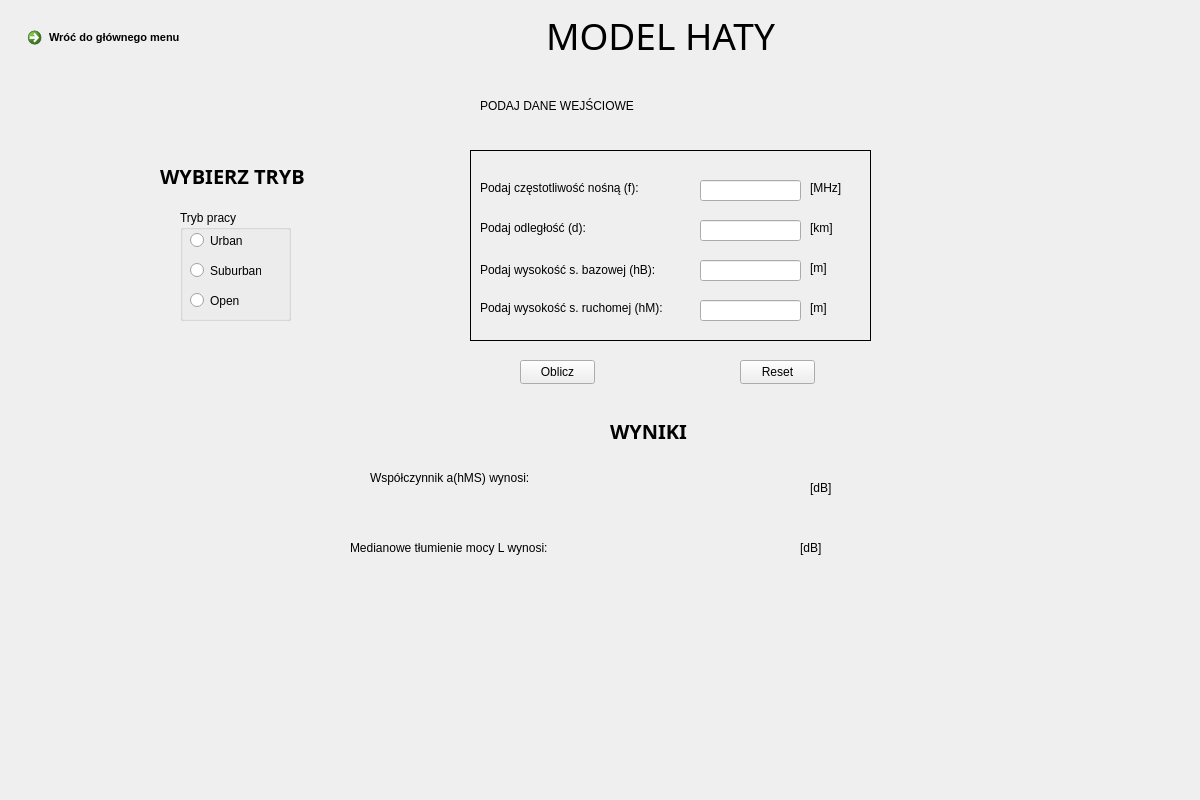
Above: UI/model_haty2.ui from lukaszbladziak5/ICalcThis before the change. Below: the same form after it.
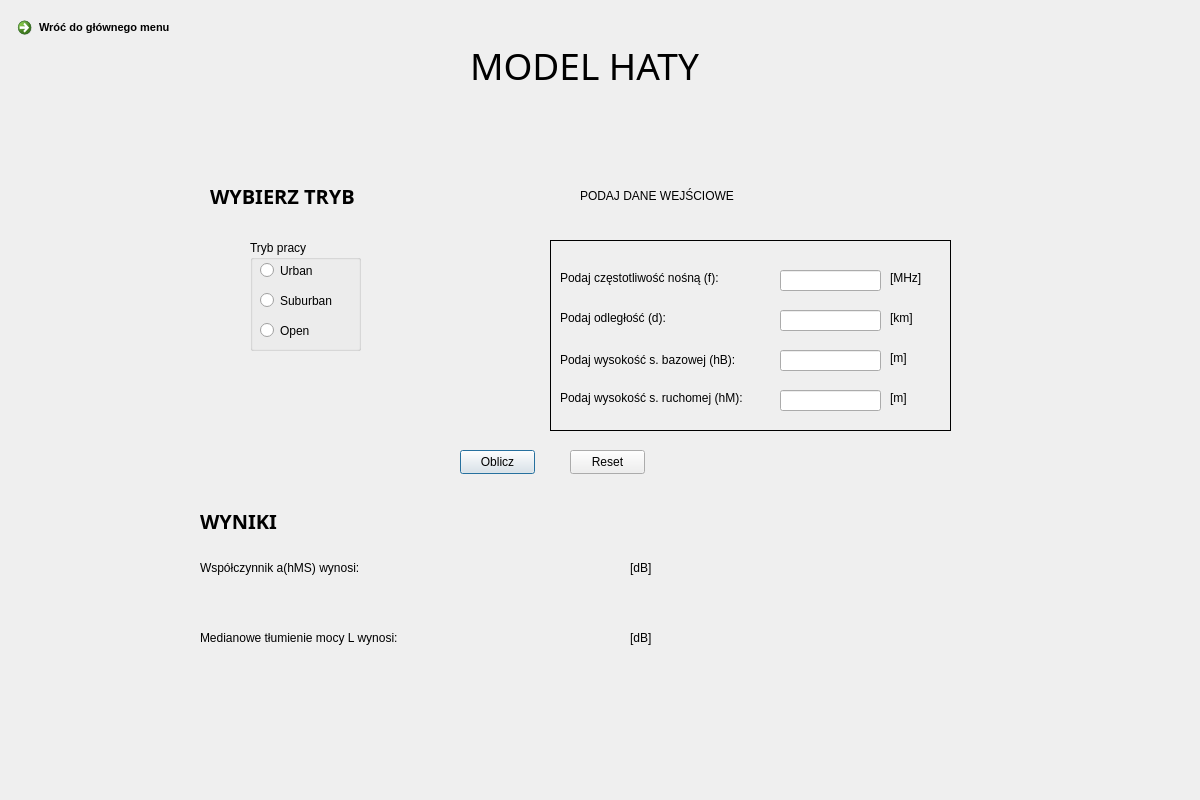
That is the form after the change.

Commit message: Aktualizacja UI Modelu Haty i częściowa poprawa implementacji (jest jeszcze trochę do poprawy).

The edit to the form file:
```diff
--- a/UI/model_haty2.ui
+++ b/UI/model_haty2.ui
@@ -13,7 +13,7 @@
   <property name="windowTitle">
    <string>Dialog</string>
   </property>
-  <widget class="QWidget" name="widget" native="true">
+  <widget class="QWidget" name="Model_Haty" native="true">
    <property name="geometry">
     <rect>
      <x>0</x>
@@ -22,171 +22,78 @@
      <height>800</height>
     </rect>
    </property>
-   <widget class="QFrame" name="frame">
+   <property name="styleSheet">
+    <string notr="true">QWidget#Model_Haty{
+background-color:qlineargradient(spread:pad, x1:0, y1:0, x2:1, y2:1, stop:0 rgba(179, 204, 117, 255), stop:1 rgba(255, 255, 255, 255))};</string>
+   </property>
+   <widget class="QLabel" name="tekst_glowny">
     <property name="geometry">
      <rect>
       <x>470</x>
-      <y>150</y>
-      <width>401</width>
-      <height>191</height>
+      <y>40</y>
+      <width>301</width>
+      <height>51</height>
      </rect>
     </property>
-    <property name="frameShape">
-     <enum>QFrame::Box</enum>
+    <property name="font">
+     <font>
+      <family>MS Gothic</family>
+      <pointsize>28</pointsize>
+      <italic>false</italic>
+      <bold>false</bold>
+     </font>
     </property>
-    <property name="frameShadow">
-     <enum>QFrame::Plain</enum>
+    <property name="styleSheet">
+     <string notr="true">font: 28pt &quot;MS Gothic&quot;;</string>
     </property>
-    <widget class="QLineEdit" name="v_input">
-     <property name="geometry">
-      <rect>
-       <x>230</x>
-       <y>30</y>
-       <width>101</width>
-       <height>21</height>
-      </rect>
-     </property>
-    </widget>
-    <widget class="QLineEdit" name="d_input">
-     <property name="geometry">
-      <rect>
-       <x>230</x>
-       <y>70</y>
-       <width>101</width>
-       <height>21</height>
-      </rect>
-     </property>
-    </widget>
-    <widget class="QLineEdit" name="hB_input">
-     <property name="geometry">
-      <rect>
-       <x>230</x>
-       <y>110</y>
-       <width>101</width>
-       <height>21</height>
-      </rect>
-     </property>
-    </widget>
-    <widget class="QLineEdit" name="hM_input">
-     <property name="geometry">
-      <rect>
-       <x>230</x>
-       <y>150</y>
-       <width>101</width>
-       <height>21</height>
-      </rect>
-     </property>
-    </widget>
-    <widget class="QLabel" name="v_tekst">
-     <property name="geometry">
-      <rect>
-       <x>10</x>
-       <y>30</y>
-       <width>191</width>
-       <height>16</height>
-      </rect>
-     </property>
-     <property name="text">
-      <string>Podaj częstotliwość nośną (f):</string>
-     </property>
-    </widget>
-    <widget class="QLabel" name="MHz_tekst">
-     <property name="geometry">
-      <rect>
-       <x>340</x>
-       <y>30</y>
-       <width>49</width>
-       <height>16</height>
-      </rect>
-     </property>
-     <property name="text">
-      <string>[MHz]</string>
-     </property>
-    </widget>
-    <widget class="QLabel" name="km_tekst">
-     <property name="geometry">
-      <rect>
-       <x>340</x>
-       <y>70</y>
-       <width>49</width>
-       <height>16</height>
-      </rect>
-     </property>
-     <property name="text">
-      <string>[km]</string>
-     </property>
-    </widget>
-    <widget class="QLabel" name="m1_tekst">
-     <property name="geometry">
-      <rect>
-       <x>340</x>
-       <y>110</y>
-       <width>49</width>
-       <height>16</height>
-      </rect>
-     </property>
-     <property name="text">
-      <string>[m]</string>
-     </property>
-    </widget>
-    <widget class="QLabel" name="m2_tekst">
-     <property name="geometry">
-      <rect>
-       <x>340</x>
-       <y>150</y>
-       <width>49</width>
-       <height>16</height>
-      </rect>
-     </property>
-     <property name="text">
-      <string>[m]</string>
-     </property>
-    </widget>
-    <widget class="QLabel" name="d_tekst">
-     <property name="geometry">
-      <rect>
-       <x>10</x>
-       <y>70</y>
-       <width>161</width>
-       <height>16</height>
-      </rect>
-     </property>
-     <property name="text">
-      <string>Podaj odległość (d):</string>
-     </property>
-    </widget>
-    <widget class="QLabel" name="hB_tekst">
-     <property name="geometry">
-      <rect>
-       <x>10</x>
-       <y>110</y>
-       <width>201</width>
-       <height>20</height>
-      </rect>
-     </property>
-     <property name="text">
-      <string>Podaj wysokość s. bazowej (hB):</string>
-     </property>
-    </widget>
-    <widget class="QLabel" name="hM_tekst">
-     <property name="geometry">
-      <rect>
-       <x>10</x>
-       <y>150</y>
-       <width>211</width>
-       <height>16</height>
-      </rect>
-     </property>
-     <property name="text">
-      <string>Podaj wysokość s. ruchomej (hM):</string>
-     </property>
-    </widget>
+    <property name="text">
+     <string>MODEL HATY</string>
+    </property>
+   </widget>
+   <widget class="QLabel" name="dB_tekst2">
+    <property name="geometry">
+     <rect>
+      <x>630</x>
+      <y>630</y>
+      <width>49</width>
+      <height>16</height>
+     </rect>
+    </property>
+    <property name="text">
+     <string>[dB]</string>
+    </property>
+   </widget>
+   <widget class="QPushButton" name="oblicz_button">
+    <property name="geometry">
+     <rect>
+      <x>460</x>
+      <y>450</y>
+      <width>75</width>
+      <height>24</height>
+     </rect>
+    </property>
+    <property name="text">
+     <string>Oblicz</string>
+    </property>
+   </widget>
+   <widget class="QLabel" name="wynikA">
+    <property name="geometry">
+     <rect>
+      <x>420</x>
+      <y>550</y>
+      <width>181</width>
+      <height>31</height>
+     </rect>
+    </property>
+    <property name="text">
+     <string/>
+    </property>
    </widget>
    <widget class="QGroupBox" name="Tryb_pracy">
     <property name="geometry">
      <rect>
-      <x>180</x>
-      <y>210</y>
+      <x>250</x>
+      <y>240</y>
       <width>111</width>
       <height>111</height>
      </rect>
@@ -201,7 +108,7 @@
     <property name="flat">
      <bool>false</bool>
     </property>
-    <widget class="QRadioButton" name="urban_button">
+    <widget class="QRadioButton" name="urban_button_2">
      <property name="geometry">
       <rect>
        <x>10</x>
@@ -217,12 +124,12 @@
       <bool>true</bool>
      </property>
     </widget>
-    <widget class="QRadioButton" name="suburban_button">
+    <widget class="QRadioButton" name="suburban_button_2">
      <property name="geometry">
       <rect>
        <x>10</x>
        <y>50</y>
-       <width>71</width>
+       <width>91</width>
        <height>21</height>
       </rect>
      </property>
@@ -230,12 +137,12 @@
       <string>Suburban</string>
      </property>
     </widget>
-    <widget class="QRadioButton" name="open_button">
+    <widget class="QRadioButton" name="open_button_2">
      <property name="geometry">
       <rect>
        <x>10</x>
        <y>80</y>
-       <width>51</width>
+       <width>71</width>
        <height>21</height>
       </rect>
      </property>
@@ -244,11 +151,61 @@
      </property>
     </widget>
    </widget>
+   <widget class="QLabel" name="wynik_hata">
+    <property name="geometry">
+     <rect>
+      <x>420</x>
+      <y>620</y>
+      <width>181</width>
+      <height>31</height>
+     </rect>
+    </property>
+    <property name="text">
+     <string>&lt;html&gt;&lt;head/&gt;&lt;body&gt;&lt;p align=&quot;center&quot;&gt;&lt;span style=&quot; font-size:16pt; color:#ff0000;&quot;&gt;&lt;br/&gt;&lt;/span&gt;&lt;/p&gt;&lt;/body&gt;&lt;/html&gt;</string>
+    </property>
+   </widget>
+   <widget class="QLabel" name="tekst_wynik2">
+    <property name="geometry">
+     <rect>
+      <x>200</x>
+      <y>630</y>
+      <width>241</width>
+      <height>16</height>
+     </rect>
+    </property>
+    <property name="text">
+     <string>Medianowe tłumienie mocy L wynosi: </string>
+    </property>
+   </widget>
+   <widget class="QLabel" name="tekst_wyniki">
+    <property name="geometry">
+     <rect>
+      <x>200</x>
+      <y>500</y>
+      <width>121</width>
+      <height>41</height>
+     </rect>
+    </property>
+    <property name="font">
+     <font>
+      <family>Segoe Script</family>
+      <pointsize>15</pointsize>
+      <italic>false</italic>
+      <bold>true</bold>
+     </font>
+    </property>
+    <property name="styleSheet">
+     <string notr="true">font: 700 15pt &quot;Segoe Script&quot;;</string>
+    </property>
+    <property name="text">
+     <string>WYNIKI</string>
+    </property>
+   </widget>
    <widget class="QCommandLinkButton" name="commandLinkButton">
     <property name="geometry">
      <rect>
-      <x>20</x>
-      <y>20</y>
+      <x>10</x>
+      <y>10</y>
       <width>201</width>
       <height>41</height>
      </rect>
@@ -266,92 +223,11 @@
      <string>Wróć do głównego menu</string>
     </property>
    </widget>
-   <widget class="QLabel" name="wynik_hata">
-    <property name="geometry">
-     <rect>
-      <x>350</x>
-      <y>590</y>
-      <width>181</width>
-      <height>31</height>
-     </rect>
-    </property>
-    <property name="text">
-     <string>&lt;html&gt;&lt;head/&gt;&lt;body&gt;&lt;p align=&quot;center&quot;&gt;&lt;span style=&quot; font-size:16pt; color:#ff0000;&quot;&gt;&lt;br/&gt;&lt;/span&gt;&lt;/p&gt;&lt;/body&gt;&lt;/html&gt;</string>
-    </property>
-   </widget>
-   <widget class="QLabel" name="tekst_podaj_dane">
-    <property name="geometry">
-     <rect>
-      <x>480</x>
-      <y>80</y>
-      <width>361</width>
-      <height>51</height>
-     </rect>
-    </property>
-    <property name="styleSheet">
-     <string notr="true">font: 700 15pt &quot;Segoe Script&quot;;</string>
-    </property>
-    <property name="text">
-     <string>PODAJ DANE WEJŚCIOWE</string>
-    </property>
-   </widget>
-   <widget class="QPushButton" name="reset_button">
-    <property name="geometry">
-     <rect>
-      <x>740</x>
-      <y>360</y>
-      <width>75</width>
-      <height>24</height>
-     </rect>
-    </property>
-    <property name="text">
-     <string>Reset</string>
-    </property>
-   </widget>
-   <widget class="QPushButton" name="oblicz_button">
-    <property name="geometry">
-     <rect>
-      <x>520</x>
-      <y>360</y>
-      <width>75</width>
-      <height>24</height>
-     </rect>
-    </property>
-    <property name="text">
-     <string>Oblicz</string>
-    </property>
-   </widget>
-   <widget class="QLabel" name="wynik1">
-    <property name="geometry">
-     <rect>
-      <x>410</x>
-      <y>560</y>
-      <width>111</width>
-      <height>16</height>
-     </rect>
-    </property>
-    <property name="text">
-     <string/>
-    </property>
-   </widget>
-   <widget class="QLabel" name="dB_tekst1">
-    <property name="geometry">
-     <rect>
-      <x>810</x>
-      <y>480</y>
-      <width>49</width>
-      <height>16</height>
-     </rect>
-    </property>
-    <property name="text">
-     <string>[dB]</string>
-    </property>
-   </widget>
    <widget class="QLabel" name="tekst_wybor_trybu">
     <property name="geometry">
      <rect>
-      <x>160</x>
-      <y>150</y>
+      <x>210</x>
+      <y>170</y>
       <width>221</width>
       <height>51</height>
      </rect>
@@ -371,11 +247,11 @@
      <string>WYBIERZ TRYB</string>
     </property>
    </widget>
-   <widget class="QLabel" name="dB_tekst2">
+   <widget class="QLabel" name="dB_tekst1">
     <property name="geometry">
      <rect>
-      <x>800</x>
-      <y>540</y>
+      <x>630</x>
+      <y>560</y>
       <width>49</width>
       <height>16</height>
      </rect>
@@ -384,85 +260,200 @@
      <string>[dB]</string>
     </property>
    </widget>
-   <widget class="QLabel" name="tekst_wynik2">
+   <widget class="QPushButton" name="reset_button">
     <property name="geometry">
      <rect>
-      <x>350</x>
-      <y>540</y>
-      <width>241</width>
-      <height>16</height>
+      <x>570</x>
+      <y>450</y>
+      <width>75</width>
+      <height>24</height>
      </rect>
     </property>
     <property name="text">
-     <string>Medianowe tłumienie mocy L wynosi: </string>
+     <string>Reset</string>
     </property>
    </widget>
-   <widget class="QLabel" name="tekst_wyniki">
+   <widget class="QFrame" name="frame">
     <property name="geometry">
      <rect>
-      <x>610</x>
-      <y>410</y>
-      <width>121</width>
-      <height>41</height>
+      <x>550</x>
+      <y>240</y>
+      <width>401</width>
+      <height>191</height>
      </rect>
     </property>
-    <property name="font">
-     <font>
-      <family>Segoe Script</family>
-      <pointsize>15</pointsize>
-      <italic>false</italic>
-      <bold>true</bold>
-     </font>
+    <property name="frameShape">
+     <enum>QFrame::Box</enum>
     </property>
-    <property name="styleSheet">
-     <string notr="true">font: 700 15pt &quot;Segoe Script&quot;;</string>
+    <property name="frameShadow">
+     <enum>QFrame::Plain</enum>
     </property>
-    <property name="text">
-     <string>WYNIKI</string>
-    </property>
+    <widget class="QLineEdit" name="v_input_2">
+     <property name="geometry">
+      <rect>
+       <x>230</x>
+       <y>30</y>
+       <width>101</width>
+       <height>21</height>
+      </rect>
+     </property>
+    </widget>
+    <widget class="QLineEdit" name="d_input_2">
+     <property name="geometry">
+      <rect>
+       <x>230</x>
+       <y>70</y>
+       <width>101</width>
+       <height>21</height>
+      </rect>
+     </property>
+    </widget>
+    <widget class="QLineEdit" name="hB_input_2">
+     <property name="geometry">
+      <rect>
+       <x>230</x>
+       <y>110</y>
+       <width>101</width>
+       <height>21</height>
+      </rect>
+     </property>
+    </widget>
+    <widget class="QLineEdit" name="hM_input_2">
+     <property name="geometry">
+      <rect>
+       <x>230</x>
+       <y>150</y>
+       <width>101</width>
+       <height>21</height>
+      </rect>
+     </property>
+    </widget>
+    <widget class="QLabel" name="v_tekst_2">
+     <property name="geometry">
+      <rect>
+       <x>10</x>
+       <y>30</y>
+       <width>191</width>
+       <height>16</height>
+      </rect>
+     </property>
+     <property name="text">
+      <string>Podaj częstotliwość nośną (f):</string>
+     </property>
+    </widget>
+    <widget class="QLabel" name="MHz_tekst_2">
+     <property name="geometry">
+      <rect>
+       <x>340</x>
+       <y>30</y>
+       <width>49</width>
+       <height>16</height>
+      </rect>
+     </property>
+     <property name="text">
+      <string>[MHz]</string>
+     </property>
+    </widget>
+    <widget class="QLabel" name="km_tekst_2">
+     <property name="geometry">
+      <rect>
+       <x>340</x>
+       <y>70</y>
+       <width>49</width>
+       <height>16</height>
+      </rect>
+     </property>
+     <property name="text">
+      <string>[km]</string>
+     </property>
+    </widget>
+    <widget class="QLabel" name="m1_tekst_2">
+     <property name="geometry">
+      <rect>
+       <x>340</x>
+       <y>110</y>
+       <width>49</width>
+       <height>16</height>
+      </rect>
+     </property>
+     <property name="text">
+      <string>[m]</string>
+     </property>
+    </widget>
+    <widget class="QLabel" name="m2_tekst_2">
+     <property name="geometry">
+      <rect>
+       <x>340</x>
+       <y>150</y>
+       <width>49</width>
+       <height>16</height>
+      </rect>
+     </property>
+     <property name="text">
+      <string>[m]</string>
+     </property>
+    </widget>
+    <widget class="QLabel" name="d_tekst_2">
+     <property name="geometry">
+      <rect>
+       <x>10</x>
+       <y>70</y>
+       <width>161</width>
+       <height>16</height>
+      </rect>
+     </property>
+     <property name="text">
+      <string>Podaj odległość (d):</string>
+     </property>
+    </widget>
+    <widget class="QLabel" name="hB_tekst_2">
+     <property name="geometry">
+      <rect>
+       <x>10</x>
+       <y>110</y>
+       <width>201</width>
+       <height>20</height>
+      </rect>
+     </property>
+     <property name="text">
+      <string>Podaj wysokość s. bazowej (hB):</string>
+     </property>
+    </widget>
+    <widget class="QLabel" name="hM_tekst_2">
+     <property name="geometry">
+      <rect>
+       <x>10</x>
+       <y>150</y>
+       <width>211</width>
+       <height>16</height>
+      </rect>
+     </property>
+     <property name="text">
+      <string>Podaj wysokość s. ruchomej (hM):</string>
+     </property>
+    </widget>
    </widget>
-   <widget class="QLabel" name="wynik2">
+   <widget class="QLabel" name="tekst_podaj_dane">
     <property name="geometry">
      <rect>
-      <x>410</x>
-      <y>600</y>
-      <width>111</width>
-      <height>16</height>
-     </rect>
-    </property>
-    <property name="text">
-     <string/>
-    </property>
-   </widget>
-   <widget class="QLabel" name="tekst_glowny">
-    <property name="geometry">
-     <rect>
-      <x>510</x>
-      <y>10</y>
-      <width>301</width>
+      <x>580</x>
+      <y>170</y>
+      <width>361</width>
       <height>51</height>
      </rect>
     </property>
-    <property name="font">
-     <font>
-      <family>MS Gothic</family>
-      <pointsize>28</pointsize>
-      <italic>false</italic>
-      <bold>false</bold>
-     </font>
-    </property>
     <property name="styleSheet">
-     <string notr="true">font: 28pt &quot;MS Gothic&quot;;</string>
+     <string notr="true">font: 700 15pt &quot;Segoe Script&quot;;</string>
     </property>
     <property name="text">
-     <string>&lt;html&gt;&lt;head/&gt;&lt;body&gt;&lt;p align=&quot;center&quot;&gt;MODEL HATY&lt;/p&gt;&lt;/body&gt;&lt;/html&gt;</string>
+     <string>PODAJ DANE WEJŚCIOWE</string>
     </property>
    </widget>
    <widget class="QLabel" name="tekst_wynik1">
     <property name="geometry">
      <rect>
-      <x>370</x>
-      <y>470</y>
+      <x>200</x>
+      <y>560</y>
       <width>191</width>
       <height>16</height>
      </rect>
```
The commit also changes 3 other files.
